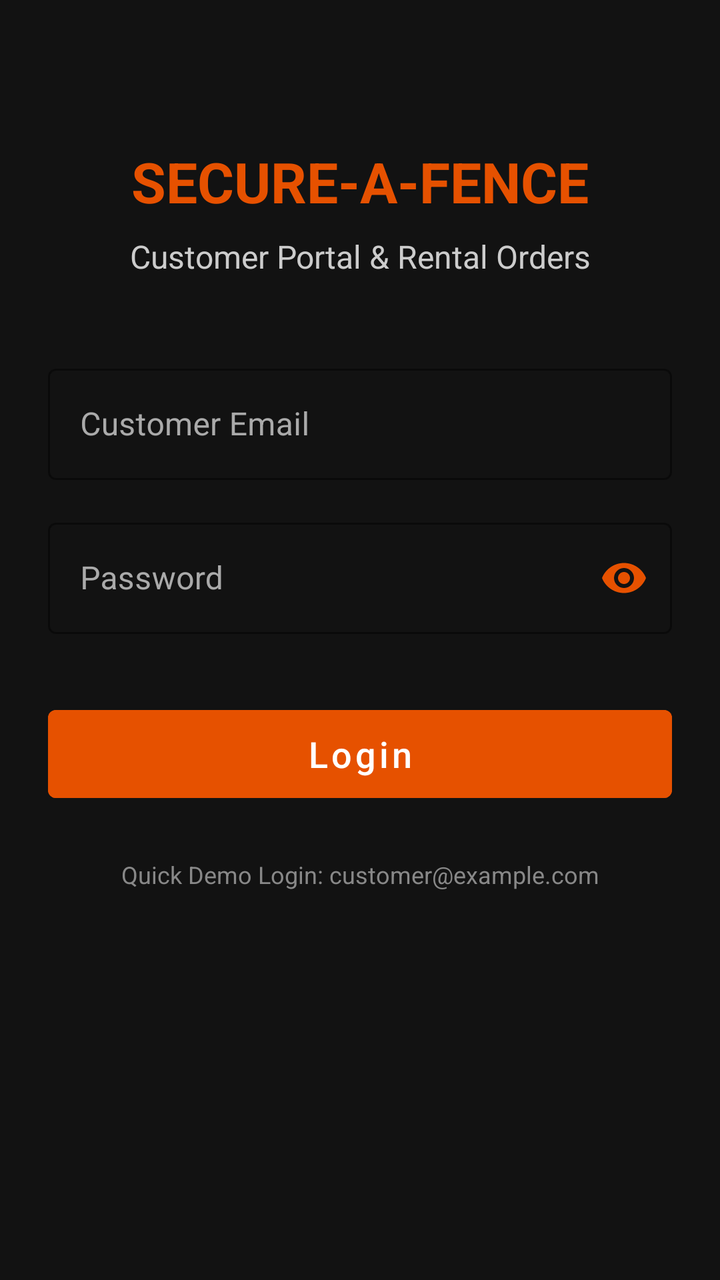
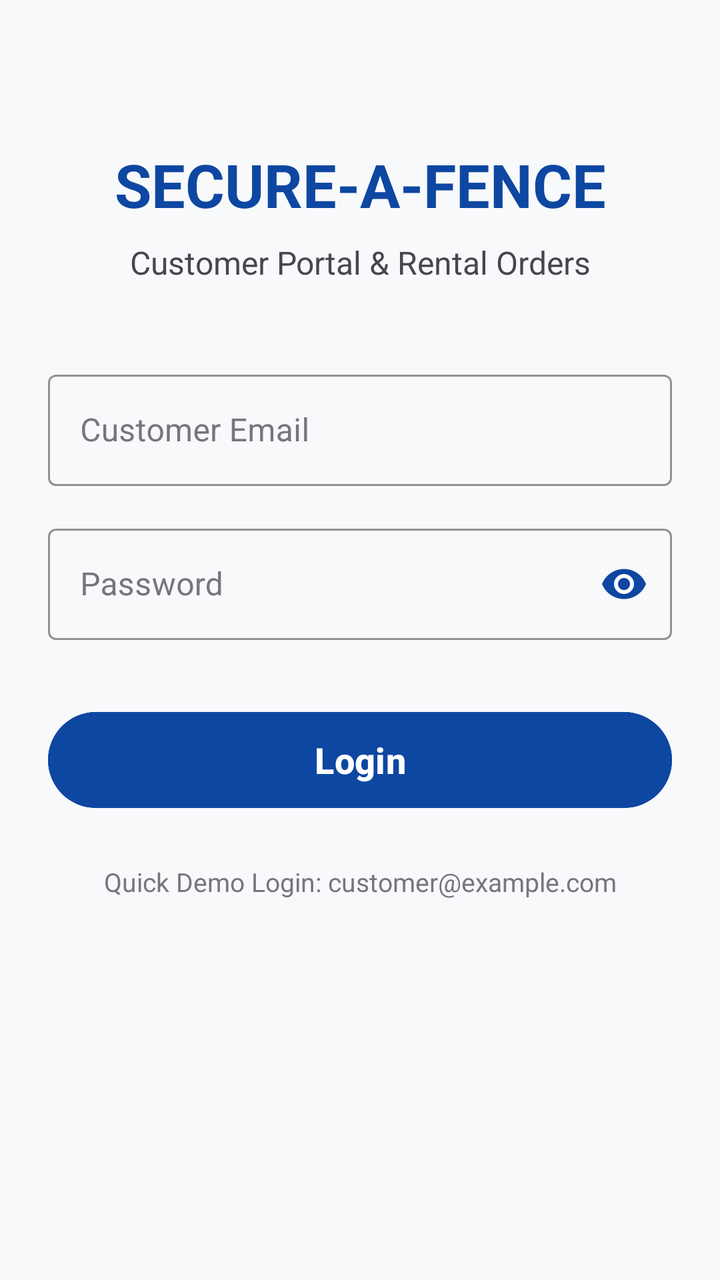

An Android layout rendered at two revisions. The XML below is the earlier revision; the diff shows what the commit changed to produce the second picture.
<!-- AndroidManifest.xml: application theme Theme.SecureAFenceClient -->
<!-- res/layout/activity_client_login.xml -->
<?xml version="1.0" encoding="utf-8"?>
<ScrollView xmlns:android="http://schemas.android.com/apk/res/android"
    xmlns:app="http://schemas.android.com/apk/res-auto"
    android:layout_width="match_parent"
    android:layout_height="match_parent"
    android:fillViewport="true"
    android:background="#121212">

    <androidx.constraintlayout.widget.ConstraintLayout
        android:layout_width="match_parent"
        android:layout_height="wrap_content"
        android:padding="24dp">

        <TextView
            android:id="@+id/tvAppTitle"
            android:layout_width="wrap_content"
            android:layout_height="wrap_content"
            android:text="SECURE-A-FENCE"
            android:textColor="#FFE65100"
            android:textSize="28sp"
            android:textStyle="bold"
            app:layout_constraintTop_toTopOf="parent"
            app:layout_constraintStart_toStartOf="parent"
            app:layout_constraintEnd_toEndOf="parent"
            android:layout_marginTop="48dp" />

        <TextView
            android:id="@+id/tvAppSubtitle"
            android:layout_width="wrap_content"
            android:layout_height="wrap_content"
            android:text="Customer Portal &amp; Rental Orders"
            android:textColor="#CCCCCC"
            android:textSize="16sp"
            app:layout_constraintTop_toBottomOf="@id/tvAppTitle"
            app:layout_constraintStart_toStartOf="parent"
            app:layout_constraintEnd_toEndOf="parent"
            android:layout_marginTop="8dp" />

        <com.google.android.material.textfield.TextInputLayout
            android:id="@+id/tilEmail"
            style="@style/Widget.MaterialComponents.TextInputLayout.OutlinedBox"
            android:layout_width="match_parent"
            android:layout_height="wrap_content"
            android:hint="Customer Email"
            android:textColorHint="#AAAAAA"
            app:hintTextColor="#FFE65100"
            app:boxStrokeColor="#FFE65100"
            app:layout_constraintTop_toBottomOf="@id/tvAppSubtitle"
            android:layout_marginTop="40dp">

            <com.google.android.material.textfield.TextInputEditText
                android:id="@+id/etEmail"
                android:layout_width="match_parent"
                android:layout_height="wrap_content"
                android:inputType="textEmailAddress"
                android:textColor="#FFFFFF" />
        </com.google.android.material.textfield.TextInputLayout>

        <com.google.android.material.textfield.TextInputLayout
            android:id="@+id/tilPassword"
            style="@style/Widget.MaterialComponents.TextInputLayout.OutlinedBox"
            android:layout_width="match_parent"
            android:layout_height="wrap_content"
            android:hint="Password"
            android:textColorHint="#AAAAAA"
            app:hintTextColor="#FFE65100"
            app:boxStrokeColor="#FFE65100"
            app:passwordToggleEnabled="true"
            app:passwordToggleTint="#FFE65100"
            app:layout_constraintTop_toBottomOf="@id/tilEmail"
            android:layout_marginTop="16dp">

            <com.google.android.material.textfield.TextInputEditText
                android:id="@+id/etPassword"
                android:layout_width="match_parent"
                android:layout_height="wrap_content"
                android:inputType="textPassword"
                android:textColor="#FFFFFF" />
        </com.google.android.material.textfield.TextInputLayout>

        <Button
            android:id="@+id/btnLogin"
            android:layout_width="match_parent"
            android:layout_height="56dp"
            android:text="Login"
            android:textAllCaps="false"
            android:textSize="18sp"
            android:backgroundTint="#FFE65100"
            android:textColor="#FFFFFF"
            app:layout_constraintTop_toBottomOf="@id/tilPassword"
            android:layout_marginTop="32dp" />

        <ProgressBar
            android:id="@+id/pbLoading"
            android:layout_width="wrap_content"
            android:layout_height="wrap_content"
            android:visibility="gone"
            android:indeterminateTint="#FFE65100"
            app:layout_constraintTop_toBottomOf="@id/btnLogin"
            app:layout_constraintStart_toStartOf="parent"
            app:layout_constraintEnd_toEndOf="parent"
            android:layout_marginTop="16dp" />

        <TextView
            android:id="@+id/tvDemoNote"
            android:layout_width="wrap_content"
            android:layout_height="wrap_content"
            android:text="Quick Demo Login: customer@example.com"
            android:textColor="#888888"
            android:textSize="12sp"
            app:layout_constraintTop_toBottomOf="@id/pbLoading"
            app:layout_constraintStart_toStartOf="parent"
            app:layout_constraintEnd_toEndOf="parent"
            android:layout_marginTop="24dp" />

    </androidx.constraintlayout.widget.ConstraintLayout>
</ScrollView>
<!-- resources referenced by this layout -->
<resources>
  <style name="Theme.SecureAFenceClient" parent="Theme.MaterialComponents.DayNight.DarkActionBar">
          <item name="colorPrimary">@color/primary_orange</item>
          <item name="colorSecondary">@color/accent_gold</item>
      </style>
  <color name="primary_orange">#FFE65100</color>
  <color name="accent_gold">#FFFFB300</color>
</resources>

<!-- the commit's change to res/layout/activity_client_login.xml (unified diff, before → after) -->
@@ -4,7 +4,7 @@
     android:layout_width="match_parent"
     android:layout_height="match_parent"
     android:fillViewport="true"
-    android:background="#121212">
+    android:background="@color/bg_light">
 
     <androidx.constraintlayout.widget.ConstraintLayout
         android:layout_width="match_parent"
@@ -16,8 +16,8 @@
             android:layout_width="wrap_content"
             android:layout_height="wrap_content"
             android:text="SECURE-A-FENCE"
-            android:textColor="#FFE65100"
-            android:textSize="28sp"
+            android:textColor="@color/primary_blue"
+            android:textSize="30sp"
             android:textStyle="bold"
             app:layout_constraintTop_toTopOf="parent"
             app:layout_constraintStart_toStartOf="parent"
@@ -29,7 +29,7 @@
             android:layout_width="wrap_content"
             android:layout_height="wrap_content"
             android:text="Customer Portal &amp; Rental Orders"
-            android:textColor="#CCCCCC"
+            android:textColor="@color/text_secondary"
             android:textSize="16sp"
             app:layout_constraintTop_toBottomOf="@id/tvAppTitle"
             app:layout_constraintStart_toStartOf="parent"
@@ -42,9 +42,9 @@
             android:layout_width="match_parent"
             android:layout_height="wrap_content"
             android:hint="Customer Email"
-            android:textColorHint="#AAAAAA"
-            app:hintTextColor="#FFE65100"
-            app:boxStrokeColor="#FFE65100"
+            android:textColorHint="@color/text_muted"
+            app:hintTextColor="@color/primary_blue"
+            app:boxStrokeColor="@color/primary_blue"
             app:layout_constraintTop_toBottomOf="@id/tvAppSubtitle"
             android:layout_marginTop="40dp">
 
@@ -53,7 +53,7 @@
                 android:layout_width="match_parent"
                 android:layout_height="wrap_content"
                 android:inputType="textEmailAddress"
-                android:textColor="#FFFFFF" />
+                android:textColor="@color/text_primary" />
         </com.google.android.material.textfield.TextInputLayout>
 
         <com.google.android.material.textfield.TextInputLayout
@@ -62,11 +62,11 @@
             android:layout_width="match_parent"
             android:layout_height="wrap_content"
             android:hint="Password"
-            android:textColorHint="#AAAAAA"
-            app:hintTextColor="#FFE65100"
-            app:boxStrokeColor="#FFE65100"
+            android:textColorHint="@color/text_muted"
+            app:hintTextColor="@color/primary_blue"
+            app:boxStrokeColor="@color/primary_blue"
             app:passwordToggleEnabled="true"
-            app:passwordToggleTint="#FFE65100"
+            app:passwordToggleTint="@color/primary_blue"
             app:layout_constraintTop_toBottomOf="@id/tilEmail"
             android:layout_marginTop="16dp">
 
@@ -75,7 +75,7 @@
                 android:layout_width="match_parent"
                 android:layout_height="wrap_content"
                 android:inputType="textPassword"
-                android:textColor="#FFFFFF" />
+                android:textColor="@color/text_primary" />
         </com.google.android.material.textfield.TextInputLayout>
 
         <Button
@@ -85,8 +85,9 @@
             android:text="Login"
             android:textAllCaps="false"
             android:textSize="18sp"
-            android:backgroundTint="#FFE65100"
-            android:textColor="#FFFFFF"
+            android:textStyle="bold"
+            android:backgroundTint="@color/primary_blue"
+            android:textColor="@color/white"
             app:layout_constraintTop_toBottomOf="@id/tilPassword"
             android:layout_marginTop="32dp" />
 
@@ -95,7 +96,7 @@
             android:layout_width="wrap_content"
             android:layout_height="wrap_content"
             android:visibility="gone"
-            android:indeterminateTint="#FFE65100"
+            android:indeterminateTint="@color/primary_blue"
             app:layout_constraintTop_toBottomOf="@id/btnLogin"
             app:layout_constraintStart_toStartOf="parent"
             app:layout_constraintEnd_toEndOf="parent"
@@ -106,8 +107,8 @@
             android:layout_width="wrap_content"
             android:layout_height="wrap_content"
             android:text="Quick Demo Login: customer@example.com"
-            android:textColor="#888888"
-            android:textSize="12sp"
+            android:textColor="@color/text_muted"
+            android:textSize="13sp"
             app:layout_constraintTop_toBottomOf="@id/pbLoading"
             app:layout_constraintStart_toStartOf="parent"
             app:layout_constraintEnd_toEndOf="parent"
<!-- resource entries referenced after the edit -->
@@ -1,10 +1,21 @@
 <!-- resources referenced by this layout -->
 <resources>
-  <style name="Theme.SecureAFenceClient" parent="Theme.MaterialComponents.DayNight.DarkActionBar">
-          <item name="colorPrimary">@color/primary_orange</item>
-          <item name="colorSecondary">@color/accent_gold</item>
+  <color name="bg_light">#F8F9FA</color>
+  <color name="primary_blue">#0D47A1</color>
+  <color name="text_muted">#79747E</color>
+  <color name="text_primary">#1C1B1F</color>
+  <color name="text_secondary">#49454F</color>
+  <color name="white">#FFFFFF</color>
+  <style name="Theme.SecureAFenceClient" parent="Theme.Material3.DayNight.NoActionBar">
+          <item name="colorPrimary">@color/primary_blue</item>
+          <item name="colorSecondary">@color/accent_orange</item>
+          <item name="colorOnPrimary">@color/white</item>
+          <item name="colorOnSecondary">@color/white</item>
+          <item name="android:windowBackground">@color/bg_light</item>
+          <item name="android:textColorPrimary">@color/text_primary</item>
+          <item name="android:textColorSecondary">@color/text_secondary</item>
+          <item name="android:statusBarColor">@color/primary_blue</item>
       </style>
-  <color name="primary_orange">#FFE65100</color>
-  <color name="accent_gold">#FFFFB300</color>
+  <color name="accent_orange">#FF6D00</color>
 </resources>
 
